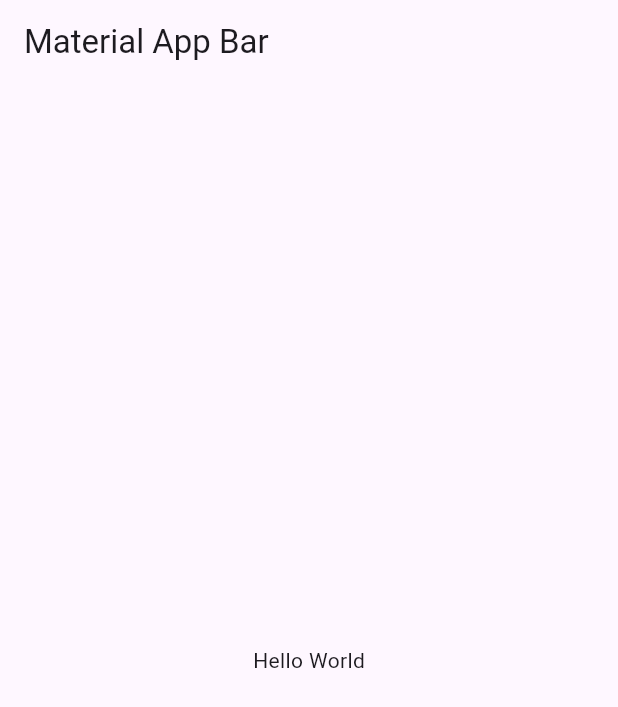
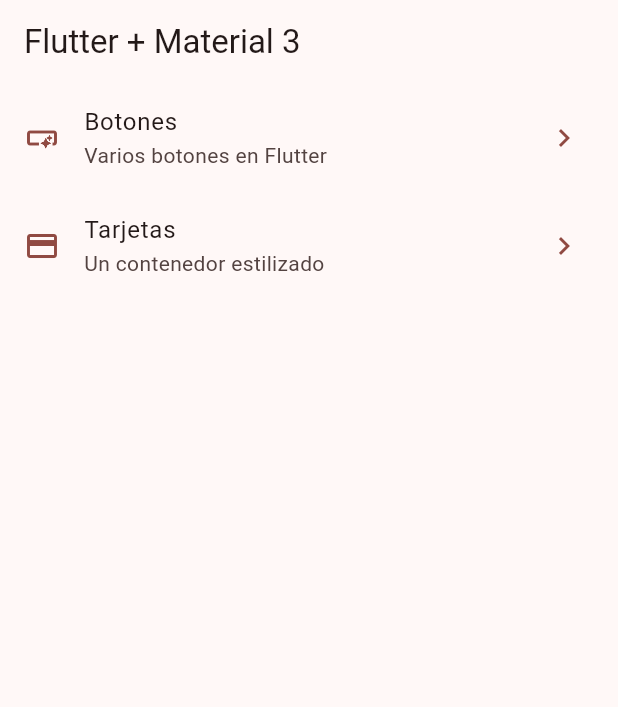
Before and after one commit to imthebest1997/widgets_app, a Flutter app: the screen it shows after launch, on a phone screen of 412 x 824 dp. Shown: the top 707 px of the screen. Run offline on Flutter 3.47's test engine with Material 3 defaults, Android fonts, the phone set to English and light mode, and no system bars; our stand-ins replace go_router.

Commit message:
go router configurado

```diff
--- /dev/null
+++ b/lib/config/menu/menu_items.dart
@@ -0,0 +1,33 @@
+import 'package:flutter/material.dart';
+
+class MenuItem{
+
+  final String title;
+  final String subTitle;
+  final String link;
+  final IconData icon;
+
+  const MenuItem({
+    required this.title,
+    required this.subTitle,
+    required this.link,
+    required this.icon
+  });
+}
+
+const appMenuItems = <MenuItem>[
+  MenuItem(
+    title: "Botones",
+    subTitle: "Varios botones en Flutter",
+    link: "/buttons",
+    icon: Icons.smart_button_outlined
+  ),
+
+  MenuItem(
+    title: "Tarjetas",
+    subTitle: "Un contenedor estilizado",
+    link: "/cards",
+    icon: Icons.credit_card
+  ),
+
+];
--- /dev/null
+++ b/lib/config/router/app_router.dart
@@ -0,0 +1,27 @@
+import 'package:go_router/go_router.dart';
+import 'package:widgets_app/presentation/screens/screens.dart';
+
+class AppRouter{
+  static final appRouter = GoRouter(
+    initialLocation: '/',
+    routes: [
+      GoRoute(
+        path: "/",
+        name: HomeScreen.name,
+        builder: (context, state) => const HomeScreen()
+      ),
+
+      GoRoute(
+        path: "/buttons",
+        name: ButtonsScreen.name,
+        builder: (context, state) => const ButtonsScreen()
+      ),
+
+      GoRoute(
+        path: "/cards",
+        name: CardsScreen.name,
+        builder: (context, state) => const CardsScreen()
+      ),
+    ]
+  );
+}
--- /dev/null
+++ b/lib/config/theme/app_theme.dart
@@ -0,0 +1,30 @@
+import 'package:flutter/material.dart';
+
+const colorList = [
+  Colors.blue,
+  Colors.teal,
+  Colors.red,
+  Colors.purple,
+  Colors.orange,
+  Colors.pink,
+  Colors.pinkAccent
+];
+
+class AppTheme{
+
+  final int selectedColor;
+
+  AppTheme({this.selectedColor = 0})
+    : assert( selectedColor >= 0, "Selected color must be greater than zero."),
+      assert( selectedColor < colorList.length, "Selected color must be less or equal than ${colorList.length - 1}.");
+
+  ThemeData getTheme() => ThemeData(
+    useMaterial3: true,
+    colorSchemeSeed: colorList[selectedColor],
+    appBarTheme: const AppBarTheme(
+      centerTitle: false
+    )
+  );
+
+
+}
--- a/lib/main.dart
+++ b/lib/main.dart
@@ -1,4 +1,6 @@
 import 'package:flutter/material.dart';
+import 'package:widgets_app/config/router/app_router.dart';
+import 'package:widgets_app/config/theme/app_theme.dart';
 
 void main() => runApp(const MyApp());
 
@@ -7,17 +9,11 @@ class MyApp extends StatelessWidget {
 
   @override
   Widget build(BuildContext context) {
-    return MaterialApp(
-      title: 'Material App',
+    return MaterialApp.router(
+      routerConfig: AppRouter.appRouter,
+      title: 'Widgets App',
       debugShowCheckedModeBanner: false,
-      home: Scaffold(
-        appBar: AppBar(
-          title: const Text('Material App Bar'),
-        ),
-        body: const Center(
-          child: Text('Hello World'),
-        ),
-      ),
+      theme: AppTheme(selectedColor: 2).getTheme(),
     );
   }
 }
--- /dev/null
+++ b/lib/presentation/screens/buttons/buttons_screen.dart
@@ -0,0 +1,20 @@
+import 'package:flutter/material.dart';
+
+class ButtonsScreen extends StatelessWidget {
+
+  static const String name = 'buttons_screen';
+
+  const ButtonsScreen({Key? key}) : super(key: key);
+
+  @override
+  Widget build(BuildContext context) {
+    return Scaffold(
+      appBar: AppBar(
+        title: const Text("Buttons Screen"),
+      ),
+      body: const Center(
+         child: Text('ButtonsScreen'),
+      ),
+    );
+  }
+}
--- /dev/null
+++ b/lib/presentation/screens/cards/cards_screen.dart
@@ -0,0 +1,20 @@
+import 'package:flutter/material.dart';
+
+class CardsScreen extends StatelessWidget {
+
+  static const String name = 'cards_screen';
+
+  const CardsScreen({Key? key}) : super(key: key);
+
+  @override
+  Widget build(BuildContext context) {
+    return Scaffold(
+      appBar: AppBar(
+        title: const Text("Cards Screen"),
+      ),
+      body: const Center(
+         child: Text('ButtonsScreen'),
+      ),
+    );
+  }
+}
--- /dev/null
+++ b/lib/presentation/screens/home/home_screen.dart
@@ -0,0 +1,66 @@
+import 'package:flutter/material.dart';
+import 'package:go_router/go_router.dart';
+import 'package:widgets_app/config/menu/menu_items.dart';
+import 'package:widgets_app/presentation/screens/cards/cards_screen.dart';
+
+class HomeScreen extends StatelessWidget {
+
+  static const String name = 'home_screen';
+
+  const HomeScreen({super.key});
+
+  @override
+  Widget build(BuildContext context) {
+    return Scaffold(
+      appBar: AppBar(
+        title: const Text("Flutter + Material 3"),
+      ),
+      body: const _HomeView(),
+    );
+  }
+}
+
+class _HomeView extends StatelessWidget {
+  const _HomeView();
+
+  @override
+  Widget build(BuildContext context) {
+    return ListView.builder(
+      physics: const BouncingScrollPhysics(),
+      itemCount: appMenuItems.length,
+      itemBuilder: (context, index) {
+        final menuItem = appMenuItems[index];
+        return _CustomListTile(menuItem: menuItem);
+      },
+    );
+  }
+}
+
+class _CustomListTile extends StatelessWidget {
+  const _CustomListTile({
+    required this.menuItem,
+  });
+
+  final MenuItem menuItem;
+
+  @override
+  Widget build(BuildContext context) {
+
+    final colors = Theme.of(context).colorScheme;
+
+    return ListTile(
+      title: Text(menuItem.title),
+      subtitle: Text(menuItem.subTitle),
+      leading: Icon(menuItem.icon, color: colors.primary,),
+      trailing: Icon(Icons.chevron_right_outlined, color: colors.primary,),
+      // onTap: () => context.push(menuItem.link),
+      onTap: () => context.pushNamed(CardsScreen.name),
+    );
+  }
+}
+
+/**
+ * go -> reemplaza todas las pantallas anteriores
+ * push -> Guarda la pantalla en una lista y puedes volver
+ *
+ */
--- /dev/null
+++ b/lib/presentation/screens/screens.dart
@@ -0,0 +1,3 @@
+export 'package:widgets_app/presentation/screens/buttons/buttons_screen.dart';
+export 'package:widgets_app/presentation/screens/cards/cards_screen.dart';
+export 'package:widgets_app/presentation/screens/home/home_screen.dart';
--- a/pubspec.yaml
+++ b/pubspec.yaml
@@ -9,11 +9,12 @@ environment:
 dependencies:
   flutter:
     sdk: flutter
+  go_router: ^13.0.0
 
 dev_dependencies:
+  flutter_lints: ^2.0.0
   flutter_test:
     sdk: flutter
-  flutter_lints: ^2.0.0
 
 flutter:
   uses-material-design: true
```
Also changed, not shown: pubspec.lock.
